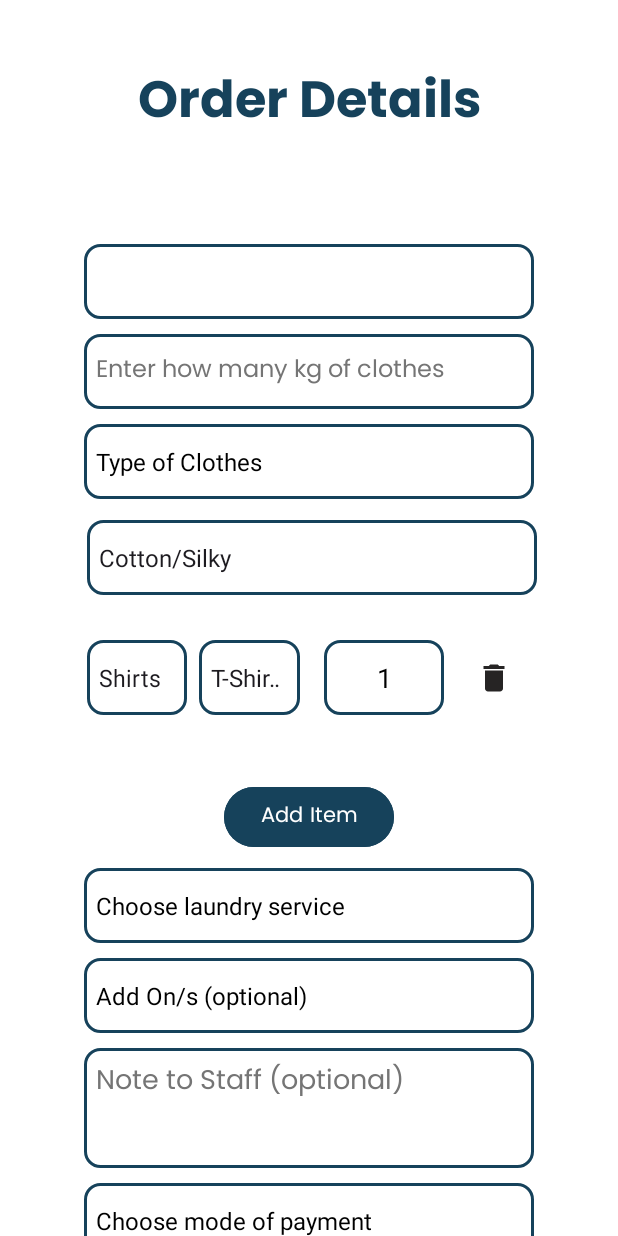
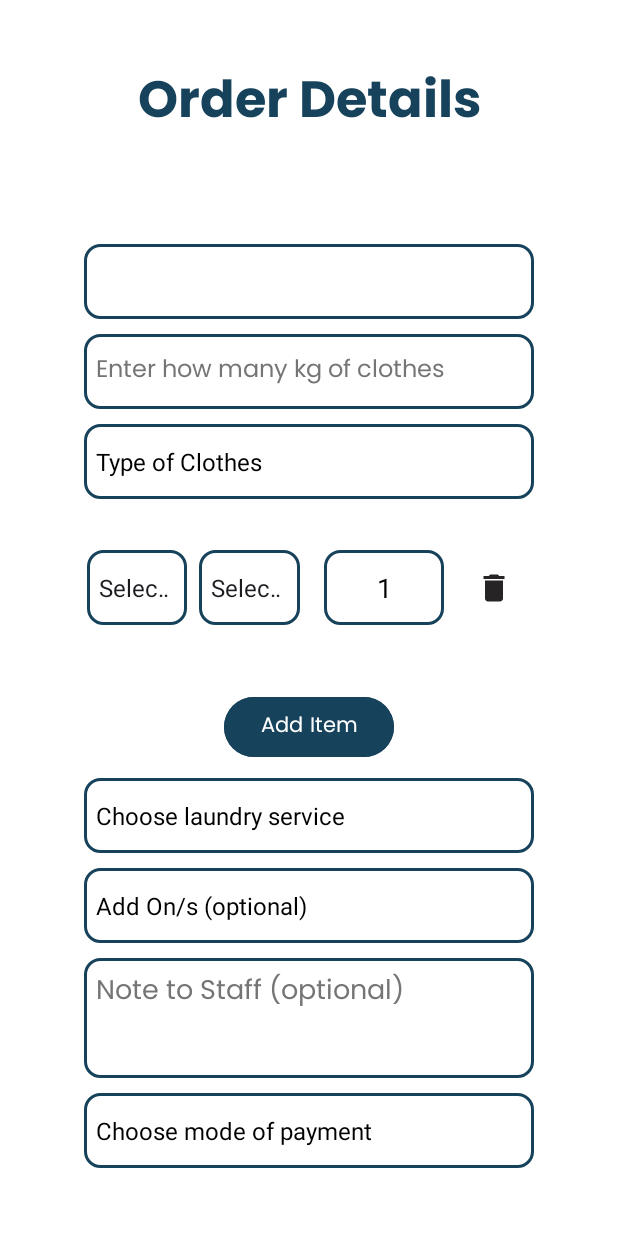
Before and after one commit to nerd6412/washwiz-mobile-app, an Android app: the OrderDetailScreen screen opened directly, with no data from a screen before it, on a phone screen of 412 x 824 dp. Run offline under Robolectric (Android 15) with nearby library versions, the phone set to English and light mode, and no system bars; our stand-ins replace Firebase (no records; nobody signed in at launch, a user with empty details on screens opened directly); Roboto replaces fonts that are not available here.

Commit message:
WashWiz Version 1.3 11212024

```diff
--- a/app/src/main/java/com/example/washwiz/ClothingAdapter.java
+++ b/app/src/main/java/com/example/washwiz/ClothingAdapter.java
@@ -21,10 +21,16 @@ public class ClothingAdapter extends RecyclerView.Adapter<ClothingAdapter.Clothi
 
     private final List<ClothingItem> clothingItemList;
     private final Context context;
+    private String clothingType;
 
     public ClothingAdapter(List<ClothingItem> clothingItemList, Context context) {
         this.clothingItemList = clothingItemList;
         this.context = context;
+    }
+
+    public void setClothingType(String clothingType) {
+        this.clothingType = clothingType;
+        notifyDataSetChanged();  // Notify the adapter to refresh the spinner
     }
 
     @NonNull
@@ -38,35 +44,18 @@ public class ClothingAdapter extends RecyclerView.Adapter<ClothingAdapter.Clothi
     public void onBindViewHolder(ClothingViewHolder holder, int position) {
         ClothingItem clothingItem = clothingItemList.get(position);
 
-        // Set up the Type Spinner
-        ArrayAdapter<CharSequence> typeAdapter = ArrayAdapter.createFromResource(
-                context, R.array.clothing_type_options, android.R.layout.simple_spinner_item);
-        typeAdapter.setDropDownViewResource(android.R.layout.simple_spinner_dropdown_item);
-        holder.clothingTypeSpinner.setAdapter(typeAdapter);
+        // Populate Subcategory Spinner based on the clothingItem's type
+        ArrayAdapter<CharSequence> subCategoryAdapter = getSubCategoryAdapter();
+        holder.clothingSubCategorySpinner.setAdapter(subCategoryAdapter);
 
-        // Set previously selected type
-        if (clothingItem.getType() != null) {
-            int spinnerPosition = typeAdapter.getPosition(clothingItem.getType());
-            holder.clothingTypeSpinner.setSelection(spinnerPosition);
+        // Set previously selected subcategory
+        if (clothingItem.getSubCategory() != null) {
+            int spinnerPosition = subCategoryAdapter.getPosition(clothingItem.getSubCategory());
+            holder.clothingSubCategorySpinner.setSelection(spinnerPosition);
         }
 
-        // Update subcategory spinner based on type
-        updateSubCategorySpinner(holder, clothingItem.getType());
-
-        // Listen for changes in type selection
-        holder.clothingTypeSpinner.setOnItemSelectedListener(new AdapterView.OnItemSelectedListener() {
-            @Override
-            public void onItemSelected(AdapterView<?> parentView, View selectedItemView, int selectedPosition, long id) {
-                String selectedType = parentView.getItemAtPosition(selectedPosition).toString();
-                clothingItem.setType(selectedType);
-                updateSubCategorySpinner(holder, selectedType);
-            }
-
-            @Override
-            public void onNothingSelected(AdapterView<?> parentView) {
-                // Handle case when nothing is selected if necessary
-            }
-        });
+        // Update specific options based on subcategory
+        updateSpecificOptions(holder, clothingItem.getSubCategory());
 
         // Listen for changes in subcategory selection
         holder.clothingSubCategorySpinner.setOnItemSelectedListener(new AdapterView.OnItemSelectedListener() {
@@ -83,7 +72,7 @@ public class ClothingAdapter extends RecyclerView.Adapter<ClothingAdapter.Clothi
             }
         });
 
-        // Set quantity input
+        // Set up quantity input
         holder.clothingQuantityEditText.setText(String.valueOf(clothingItem.getQuantity()));
         holder.clothingQuantityEditText.addTextChangedListener(new TextWatcher() {
             @Override
@@ -121,33 +110,32 @@ public class ClothingAdapter extends RecyclerView.Adapter<ClothingAdapter.Clothi
     }
 
     public static class ClothingViewHolder extends RecyclerView.ViewHolder {
-        Spinner clothingTypeSpinner;
         Spinner clothingSubCategorySpinner;
         Spinner specificOptionsSpinner;
         EditText clothingQuantityEditText;
-        ImageButton deleteRowButton; // Added delete button
+        ImageButton deleteRowButton;
 
         public ClothingViewHolder(View itemView) {
             super(itemView);
-            clothingTypeSpinner = itemView.findViewById(R.id.clothingTypeSpinner);
             clothingSubCategorySpinner = itemView.findViewById(R.id.clothingSubCategorySpinner);
             specificOptionsSpinner = itemView.findViewById(R.id.specificOptionsSpinner);
             clothingQuantityEditText = itemView.findViewById(R.id.clothingQuantityEditText);
-            deleteRowButton = itemView.findViewById(R.id.deleteRowButton); // Link delete button
+            deleteRowButton = itemView.findViewById(R.id.deleteRowButton);
         }
     }
 
-    private void updateSubCategorySpinner(ClothingViewHolder holder, String selectedType) {
+    private ArrayAdapter<CharSequence> getSubCategoryAdapter() {
         int subCategoryArrayId;
 
-        switch (selectedType) {
-            case "Cotton/Silky":
+        // Choose the subcategory list based on the selected clothing type
+        switch (clothingType) {
+            case "Cotton/Silk":
                 subCategoryArrayId = R.array.cotton_silky_options;
                 break;
             case "Comforter/Bulky":
                 subCategoryArrayId = R.array.comforter_bulky_options;
                 break;
-            case "Accessories":
+            case "Accessories (Coat/Top, Dress/Terno, Shoes, Bags, Gown)":
                 subCategoryArrayId = R.array.accessories_options;
                 break;
             default:
@@ -155,10 +143,8 @@ public class ClothingAdapter extends RecyclerView.Adapter<ClothingAdapter.Clothi
                 break;
         }
 
-        ArrayAdapter<CharSequence> subCategoryAdapter = ArrayAdapter.createFromResource(
+        return ArrayAdapter.createFromResource(
                 context, subCategoryArrayId, android.R.layout.simple_spinner_item);
-        subCategoryAdapter.setDropDownViewResource(android.R.layout.simple_spinner_dropdown_item);
-        holder.clothingSubCategorySpinner.setAdapter(subCategoryAdapter);
     }
 
     private void updateSpecificOptions(ClothingViewHolder holder, String selectedSubCategory) {
--- a/app/src/main/java/com/example/washwiz/ClothingItem.java
+++ b/app/src/main/java/com/example/washwiz/ClothingItem.java
@@ -1,24 +1,18 @@
 package com.example.washwiz;
 
 public class ClothingItem {
-    private String type;
-    private String subCategory;
-    private int quantity;
+    private String subCategory; // E.g., "Cotton Shirt"
+    private String specificOption; // E.g., "Shirts"
+    private int quantity; // E.g., 1
 
-    public ClothingItem(String type, String subCategory, int quantity) {
-        this.type = type;
+    // Constructor
+    public ClothingItem(String subCategory, String specificOption, int quantity) {
         this.subCategory = subCategory;
+        this.specificOption = specificOption;
         this.quantity = quantity;
     }
 
-    public String getType() {
-        return type;
-    }
-
-    public void setType(String type) {
-        this.type = type;
-    }
-
+    // Getter and Setter for subCategory
     public String getSubCategory() {
         return subCategory;
     }
@@ -27,6 +21,16 @@ public class ClothingItem {
         this.subCategory = subCategory;
     }
 
+    // Getter and Setter for specificOption
+    public String getSpecificOption() {
+        return specificOption;
+    }
+
+    public void setSpecificOption(String specificOption) {
+        this.specificOption = specificOption;
+    }
+
+    // Getter and Setter for quantity
     public int getQuantity() {
         return quantity;
     }
--- a/app/src/main/java/com/example/washwiz/OrderDetailScreen.java
+++ b/app/src/main/java/com/example/washwiz/OrderDetailScreen.java
@@ -152,21 +152,20 @@ public class OrderDetailScreen extends AppCompatActivity implements AdapterView.
         ArrayAdapter<String> adapt = getStringArrayAdapter();
         typeOfClothes.setAdapter(adapt);
 
+        // RecyclerView setup
         clothingRecyclerView = findViewById(R.id.clothingRecyclerView);
         clothingItemList = new ArrayList<>();
-        clothingItemList.add(new ClothingItem("Shirts", "T-Shirts", 1)); // Initial item
-
         clothingAdapter = new ClothingAdapter(clothingItemList, this);
         clothingRecyclerView.setLayoutManager(new LinearLayoutManager(this));
         clothingRecyclerView.setAdapter(clothingAdapter);
+
+        // Button to add new clothing items
         Button addClothingButton = findViewById(R.id.addClothingButton);
         addClothingButton.setOnClickListener(view -> {
-            // Add a new ClothingItem to the list with default values
+            // Add a default clothing item
             clothingItemList.add(new ClothingItem("Shirts", "T-Shirts", 1)); // Adjust default values as needed
-            // Notify the adapter of the new item
             clothingAdapter.notifyItemInserted(clothingItemList.size() - 1);
         });
-
 
         addOn = findViewById(R.id.add_ons);
         addOn.setOnItemSelectedListener(this);
@@ -432,6 +431,10 @@ public class OrderDetailScreen extends AppCompatActivity implements AdapterView.
 
         } else if (adapterView.getId() == R.id.type_of_clothes) {
             selectedItem = clothes[position];
+
+            // Call updateClothingItems when a clothing type is selected
+            updateClothingItems(selectedItem);
+
         } else if (adapterView.getId() == R.id.add_ons) {
             selectedItem = addOns[position];
         }
@@ -444,7 +447,6 @@ public class OrderDetailScreen extends AppCompatActivity implements AdapterView.
         if (adapterView.getId() == R.id.mode_of_payment) {
             if (position == 1) { // Cash On Delivery
                 insertOrderData();
-
             } else if (position == 2) { // GCash Payment
                 insertOrderData();
             }
@@ -463,7 +465,8 @@ public class OrderDetailScreen extends AppCompatActivity implements AdapterView.
 
     @Override
     public void onNothingSelected(AdapterView<?> adapterView) {
-
+        // Default behavior when nothing is selected
+        updateClothingItems("Type of Clothes");
     }
 
     public void insertOrderData() {
@@ -753,6 +756,37 @@ public class OrderDetailScreen extends AppCompatActivity implements AdapterView.
         });
     }
 
+    private void updateClothingItems(String selectedType) {
+        clothingItemList.clear(); // Clear the current list
+
+        // Pass the selected type to the adapter to update the subcategories
+        clothingAdapter.setClothingType(selectedType);
+
+        switch (selectedType) {
+            case "Cotton/Silk":
+                clothingItemList.add(new ClothingItem("Cotton Shirt", "Shirts", 1));
+                clothingItemList.add(new ClothingItem("Silk Dress", "Dresses", 2));
+                break;
+
+            case "Comforter/Bulky":
+                clothingItemList.add(new ClothingItem("Comforter", "Comforters", 1));
+                clothingItemList.add(new ClothingItem("Winter Jacket", "Jackets", 2));
+                break;
+
+            case "Accessories (Coat/Top, Dress/Terno, Shoes, Bags, Gown)":
+                clothingItemList.add(new ClothingItem("Coat", "Accessories", 1));
+                clothingItemList.add(new ClothingItem("Gown", "Accessories", 2));
+                clothingItemList.add(new ClothingItem("Shoes", "Accessories", 3));
+                break;
+
+            default: // Default case for "Type of Clothes" or unmatched selection
+                clothingItemList.add(new ClothingItem("Generic Shirt", "Others", 1));
+                break;
+        }
+
+        clothingAdapter.notifyDataSetChanged(); // Notify adapter of data changes
+    }
+
     private static class Wrapper<T> {
         private T value;
 
--- a/app/src/main/res/layout/item_clothing.xml
+++ b/app/src/main/res/layout/item_clothing.xml
@@ -1,27 +1,20 @@
 <LinearLayout
     xmlns:android="http://schemas.android.com/apk/res/android"
-    android:layout_width="match_parent"
-    android:layout_height="wrap_content"
-    android:orientation="vertical">
-
-    <!-- Spinner for main category -->
-    <Spinner
-        android:id="@+id/clothingTypeSpinner"
-        android:layout_width="300dp"
-        android:layout_height="50dp"
-        android:layout_marginStart="20dp"
-        android:entries="@array/clothing_type_options"
-        android:background="@drawable/custom_edittext"
-        android:layout_marginBottom="10dp" />
-
-    <!-- Existing layout -->
-    <LinearLayout
-        android:id="@+id/clothing_items"
     android:layout_width="match_parent"
     android:layout_height="wrap_content"
     android:orientation="horizontal"
     android:gravity="center_vertical"
     android:padding="20dp">
+
+    <!-- Spinner for main category -->
+<!--    <Spinner-->
+<!--        android:id="@+id/clothingTypeSpinner"-->
+<!--        android:layout_width="300dp"-->
+<!--        android:layout_height="50dp"-->
+<!--        android:layout_marginStart="20dp"-->
+<!--        android:entries="@array/clothing_type_options"-->
+<!--        android:background="@drawable/custom_edittext"-->
+<!--        android:layout_marginBottom="10dp" />-->
 
     <!-- Spinner for clothing type -->
     <Spinner
@@ -66,4 +59,3 @@
         android:background="?attr/selectableItemBackgroundBorderless"
         android:padding="8dp" />
 </LinearLayout>
-</LinearLayout>
```
Lines whose indentation alone changed are shown as unchanged.
